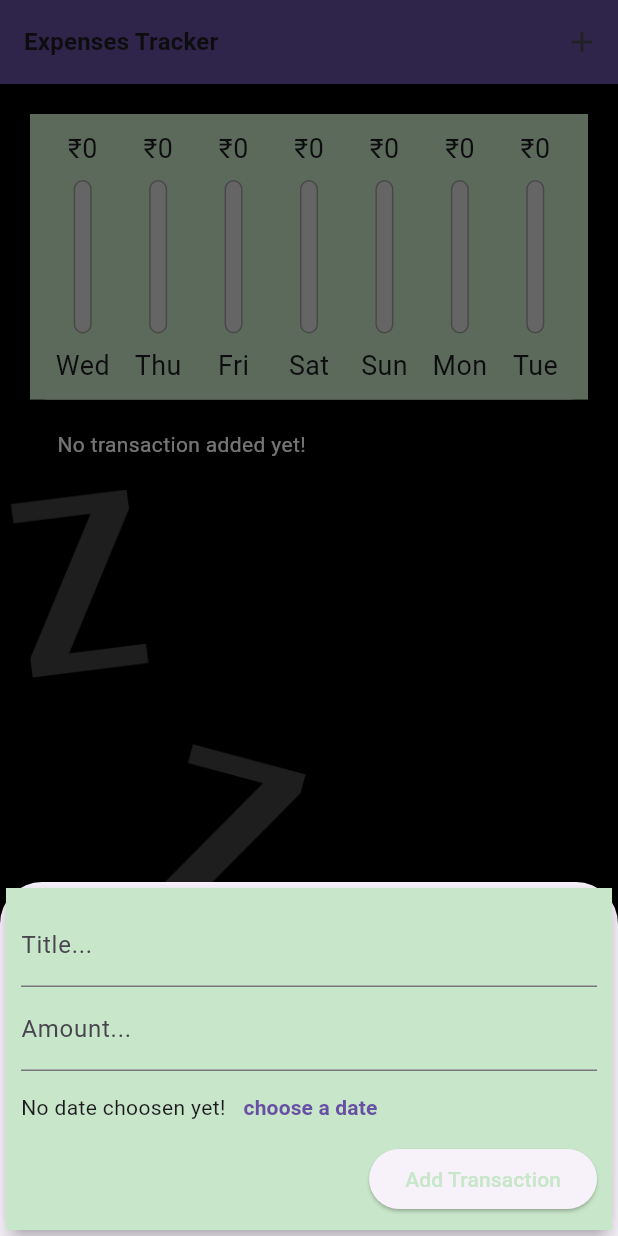
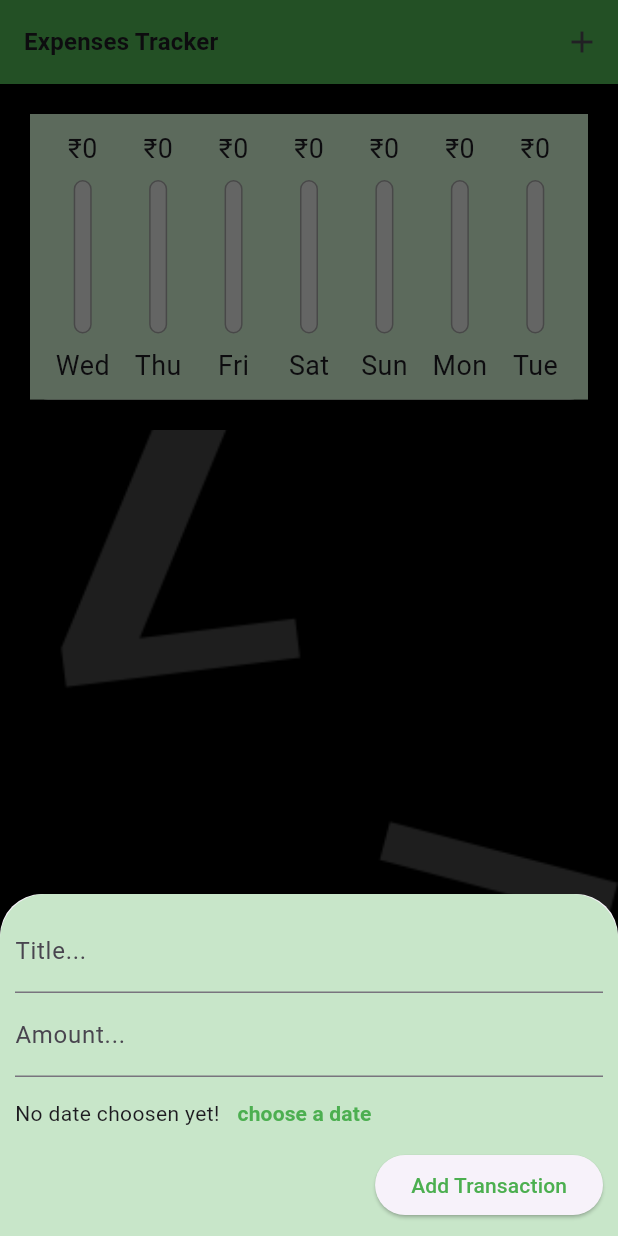
Before and after one commit to imguptaharsh/expenses-tracker, a Flutter app: the screen it shows after launch, after a tap on the "add" icon, on a phone screen of 412 x 824 dp. Run offline on Flutter 3.47's test engine with Material 3 defaults, Android fonts, the phone set to English and light mode, and no system bars; Roboto replaces fonts that are missing (OpenSans).

Commit message:
updated version with required changes

```diff
--- a/expense_tracker/lib/main.dart
+++ b/expense_tracker/lib/main.dart
@@ -28,7 +28,8 @@ class MyApp extends StatelessWidget {
       debugShowCheckedModeBanner: false,
       theme: ThemeData(
         primarySwatch: Colors.green,
-          accentColor: Colors.amber,
+        primaryColor: Colors.green,
+        hintColor: Colors.amber,
         fontFamily: 'Quiksand',
         textTheme: ThemeData.light().textTheme.copyWith(
               // ignore: prefer_const_constructors
@@ -38,14 +39,15 @@ class MyApp extends StatelessWidget {
                 fontWeight: FontWeight.bold,
               ),
             ),
-          appBarTheme: AppBarTheme(
-              textTheme: ThemeData.light().textTheme.copyWith(
-                      // ignore: prefer_const_constructors
-                      titleMedium: TextStyle(
+        appBarTheme: const AppBarTheme(
+          titleTextStyle: TextStyle(
             fontFamily: 'OpenSans',
             fontSize: 25,
             fontWeight: FontWeight.bold,
-                  )))),
+            color: Colors.white, // Make sure to set the color as well
+          ),
+        ),
+      ),
       home: MyHomePage(),
     );
   }
--- a/expense_tracker/lib/textInput.dart
+++ b/expense_tracker/lib/textInput.dart
@@ -50,8 +50,6 @@ class _textInputState extends State<textInput> {
   @override
   Widget build(BuildContext context) {
     return SingleChildScrollView(
-      child: Card(
-        elevation: 5,
       child: Container(
         padding: EdgeInsets.only(
             top: 10,
@@ -60,6 +58,14 @@ class _textInputState extends State<textInput> {
             bottom: MediaQuery.of(context).viewInsets.bottom + 10),
         decoration: BoxDecoration(
           color: Theme.of(context).primaryColorLight,
+          borderRadius: BorderRadius.only(
+            topLeft: Radius.circular(30),
+            topRight: Radius.circular(30),
+          ),
+          // border: Border.all(
+          //   color: Theme.of(context).primaryColorDark,
+          //   width: 2,
+          // ),
         ),
         child: Column(
           crossAxisAlignment: CrossAxisAlignment.end,
@@ -107,14 +113,13 @@ class _textInputState extends State<textInput> {
                 'Add Transaction',
                 // ignore: prefer_const_constructors
                 style: TextStyle(
-                    color: Theme.of(context).primaryColorLight,
+                  color: Colors.green,
                 ),
               ),
             ),
           ],
         ),
       ),
-      ),
     );
   }
 }
--- a/expense_tracker/lib/transaction_list.dart
+++ b/expense_tracker/lib/transaction_list.dart
@@ -12,23 +12,21 @@ class TransactionList extends StatelessWidget {
   Widget build(BuildContext context) {
     return transactions.isEmpty
         ? LayoutBuilder(builder: (context, constraints) {
-            return Column(
-              mainAxisAlignment: MainAxisAlignment.start,
-              crossAxisAlignment: CrossAxisAlignment.end,
+            return Stack(
               children: [
-                const Text(
-                  "No transaction added yet!",
-                  style: TextStyle(
-                    color: Colors.white,
-                  ),
-                ),
-                SizedBox(height: 20),
                 Container(
-                    height: constraints.maxHeight * .6,
+                    // height: constraints.maxHeight * .6,
+                    width: constraints.maxWidth,
                     child: Image.asset(
                       'assets/images/waiting.png',
                       fit: BoxFit.cover,
                     )),
+                Center(
+                  child: const Text(
+                    "No transaction added yet!",
+                    style: TextStyle(color: Colors.white, fontSize: 23),
+                  ),
+                ),
               ],
             );
           })
```
Also changed, not shown: expense_tracker/pubspec.lock, 1 other file. Lines whose indentation alone changed are shown as unchanged.
